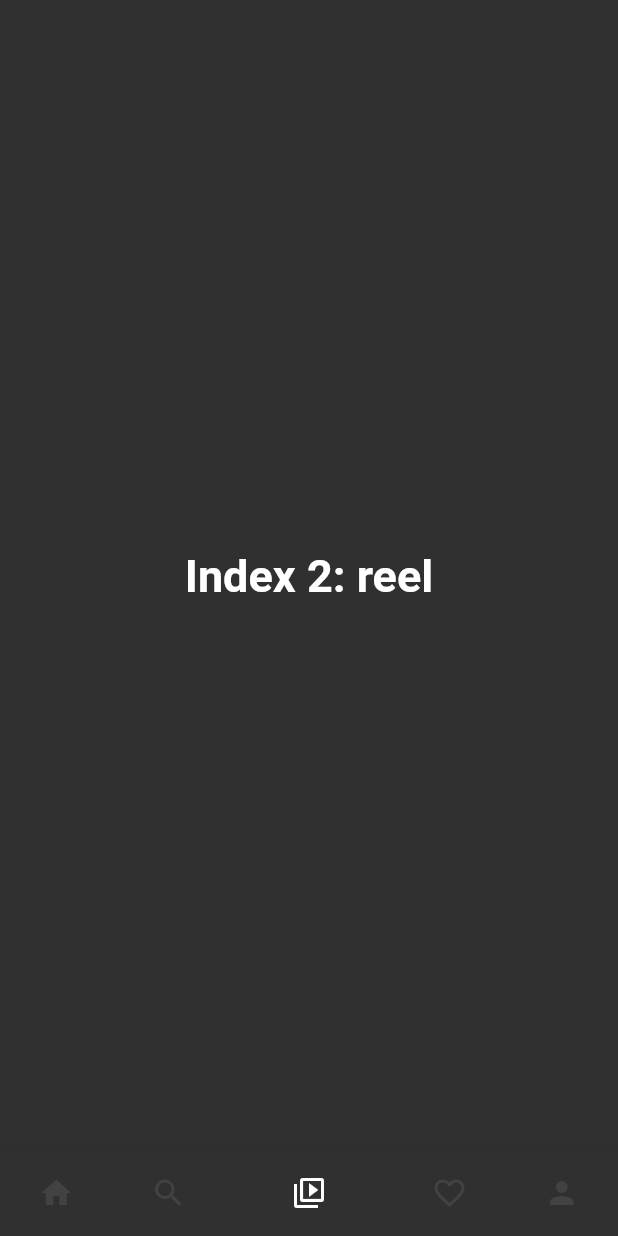
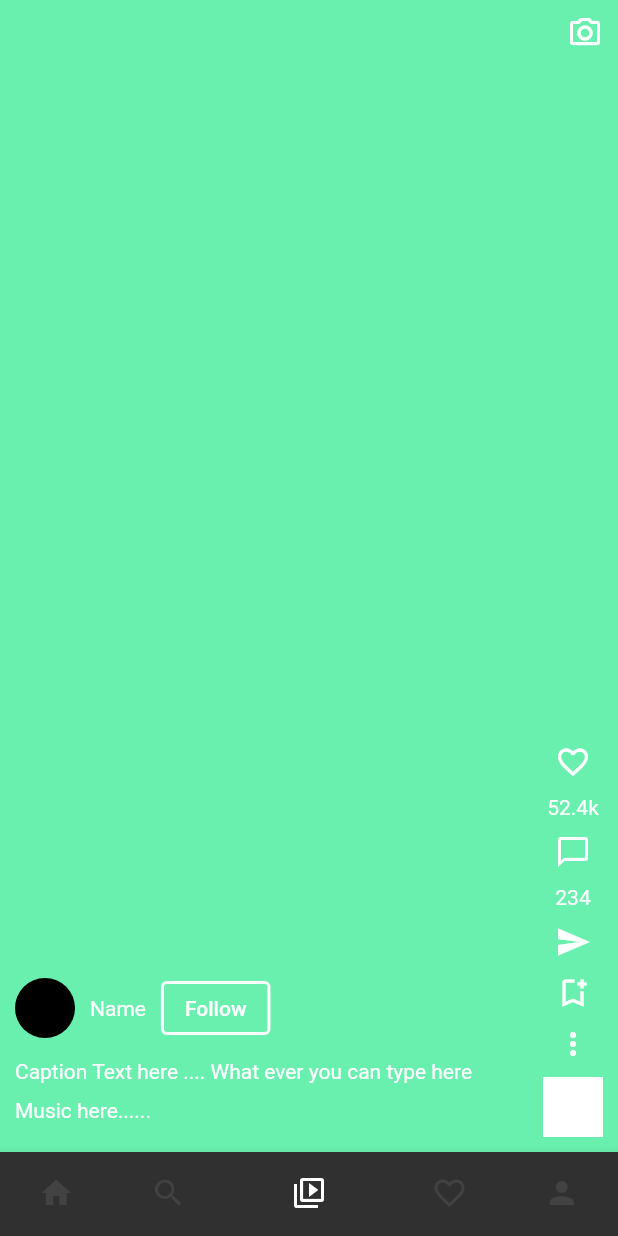
Before and after one commit to akshayanil22/Instagram-Ui, a Flutter app: the screen it shows after launch, item 3 of the bottom bar chosen, on a phone screen of 412 x 824 dp. Run offline on Flutter 3.47's test engine with Material 2 defaults, Android fonts, the phone set to English and light mode, and no system bars; network calls fail.

Commit message:
Completed Reels Page

```diff
--- a/lib/main.dart
+++ b/lib/main.dart
@@ -2,6 +2,7 @@ import 'package:flutter/material.dart';
 import 'package:instagram_ui/screens/activity_page.dart';
 import 'package:instagram_ui/screens/home_page.dart';
 import 'package:instagram_ui/screens/profile_page.dart';
+import 'package:instagram_ui/screens/reels_page.dart';
 import 'package:instagram_ui/screens/search_page.dart';
 
 void main() => runApp(MyApp());
@@ -31,10 +32,7 @@ class _MainPageState extends State<MainPage> {
   static List<Widget> _widgetOptions = <Widget>[
     HomePage(),
     SearchPage(),
-    Text(
-      'Index 2: reel',
-      style: optionStyle,
-    ),
+    ReelsPage(),
     ActivityPage(),
     ProfilePage(),
   ];
--- /dev/null
+++ b/lib/screens/reels_page.dart
@@ -0,0 +1,34 @@
+import 'package:flutter/material.dart';
+
+import '../widgets/reels_post.dart';
+
+class ReelsPage extends StatelessWidget {
+  const ReelsPage({Key? key}) : super(key: key);
+
+  @override
+  Widget build(BuildContext context) {
+    final PageController controller = PageController();
+    return Stack(
+      children: [
+        PageView(
+          /// [PageView.scrollDirection] defaults to [Axis.horizontal].
+          /// Use [Axis.vertical] to scroll vertically.
+          scrollDirection: Axis.vertical,
+          controller: controller,
+          children: <Widget>[
+            ReelPost(color: Colors.greenAccent,),
+            ReelPost(color: Colors.blueAccent,),
+            ReelPost(color: Colors.yellowAccent,),
+          ],
+        ),
+        Padding(
+          padding: const EdgeInsets.all(10.0),
+          child: Align(
+            alignment: Alignment.topRight,
+            child: Icon(Icons.camera_alt_outlined),
+          ),
+        )
+      ],
+    );
+  }
+}
--- /dev/null
+++ b/lib/widgets/reels_post.dart
@@ -0,0 +1,70 @@
+import 'package:flutter/material.dart';
+
+class ReelPost extends StatelessWidget {
+  final Color color;
+  const ReelPost({
+    Key? key,
+    required this.color,
+  }) : super(key: key);
+
+  @override
+  Widget build(BuildContext context) {
+    return Stack(
+      children: [
+        Container(
+          color: color,
+        ),
+        Align(
+          alignment: Alignment.bottomLeft,
+          child: Padding(
+            padding: const EdgeInsets.all(10.0),
+            child: Column(
+              mainAxisSize: MainAxisSize.min,
+              crossAxisAlignment: CrossAxisAlignment.start,
+              children: [
+                Row(children: [
+                  CircleAvatar(),
+                  SizedBox(width: 10,),
+                  Text('Name'),
+                  SizedBox(width: 10,),
+                  OutlinedButton(onPressed: (){}, child: Text('Follow',style: TextStyle(color: Colors.white),),style: OutlinedButton.styleFrom(side: BorderSide(width: 2,color: Colors.white)),)
+                ],),
+                SizedBox(height: 10,),
+                Text('Caption Text here .... What ever you can type here'),
+                SizedBox(height: 10,),
+                Text('Music here......'),
+                SizedBox(height: 10,),
+              ],
+            ),
+          ),
+        ),
+        Align(
+          alignment: Alignment.bottomRight,
+          child: Padding(
+            padding: const EdgeInsets.all(10.0),
+            child: Column(
+              mainAxisSize: MainAxisSize.min,
+              children: [
+                Icon(Icons.favorite_border),
+                SizedBox(height: 10,),
+                Text('52.4k'),
+                SizedBox(height: 10,),
+                Icon(Icons.chat_bubble_outline),
+                SizedBox(height: 10,),
+                Text('234'),
+                SizedBox(height: 10,),
+                Icon(Icons.send),
+                SizedBox(height: 10,),
+                Icon(Icons.bookmark_add_outlined),
+                SizedBox(height: 10,),
+                Icon(Icons.more_vert),
+                SizedBox(height: 10,),
+                Container(width: 40,height: 40,color: Colors.white,)
+              ],
+            ),
+          ),
+        )
+      ],
+    );
+  }
+}
```
